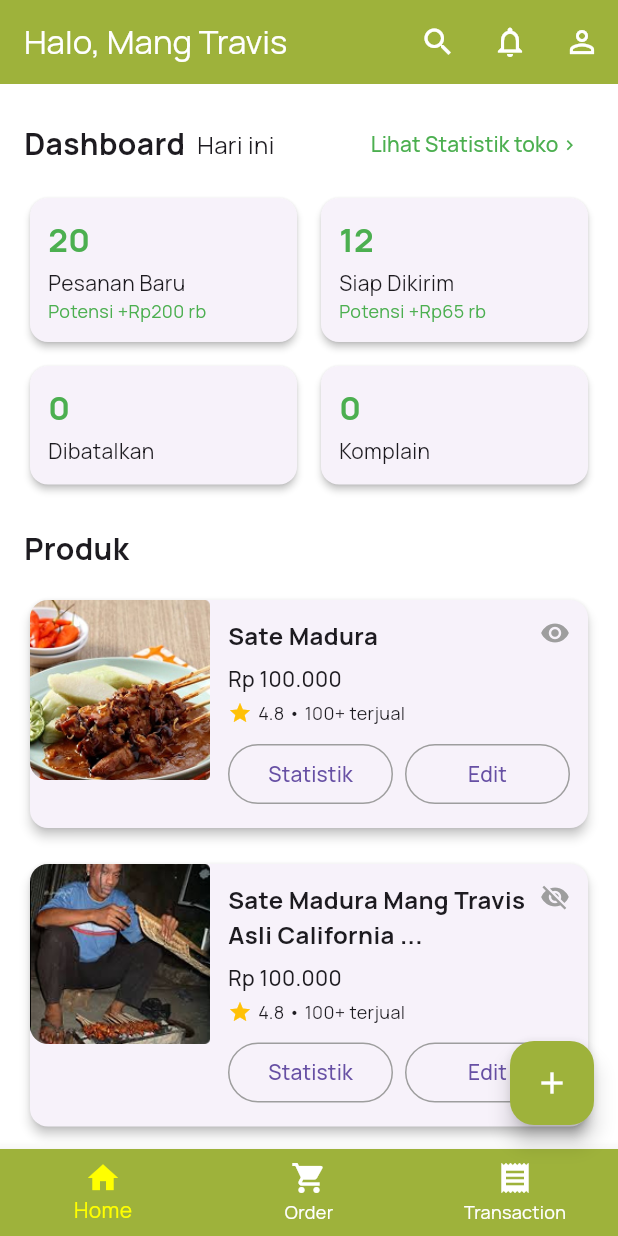
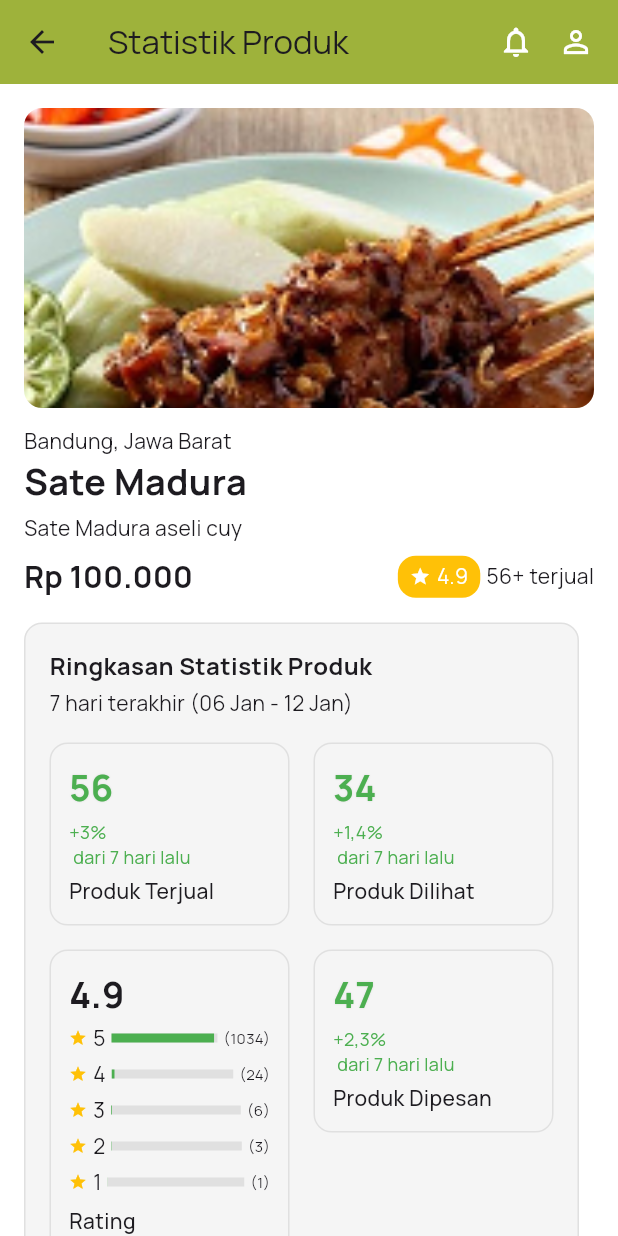
Before and after one commit to carizsm/Nustaka, a Flutter app: the SellerHomepage screen opened directly, after a tap on "Statistik", on a phone screen of 412 x 824 dp. Run offline on Flutter 3.47's test engine with Material 3 defaults, Android fonts, the phone set to English and light mode, and no system bars.

Commit message:
Tambahan Statistik

```diff
--- a/lib/screens/seller_homepage.dart
+++ b/lib/screens/seller_homepage.dart
@@ -3,6 +3,7 @@ import 'seller_order.dart';
 import 'seller_transaction.dart';
 import 'seller_tambah_produk.dart';
 import 'seller_statistik_toko.dart';
+import 'seller_statistik_produk.dart';
 
 class SellerHomepage extends StatefulWidget {
   const SellerHomepage({super.key});
@@ -25,6 +26,7 @@ class _SellerHomepageState extends State<SellerHomepage> {
     return Scaffold(
       backgroundColor: const Color.fromARGB(255, 255, 255, 255),
       appBar: AppBar(
+        automaticallyImplyLeading: false,
         backgroundColor: const Color(0xFF9EB23B),
         elevation: 0,
         title: const Text(
@@ -121,7 +123,7 @@ class SellerHomeContent extends StatelessWidget {
             image: 'assets/images/sate_travis.png', // ganti dengan gambar asli
             name: 'Sate Madura Mang Travis Asli California ...',
             price: 'Rp 100.000',
-            rating: '4.8 • 100+ terjual',
+            rating: '0 • 0 terjual',
             visible: false,
           ),
         ],
@@ -290,7 +292,27 @@ class SellerHomeContent extends StatelessWidget {
                     children: [
                       Expanded(
                         child: OutlinedButton(
-                          onPressed: () {},
+                          onPressed: () {
+                            Navigator.push(
+                              context,
+                              MaterialPageRoute(
+                                builder: (context) => SellerStatistikProduk(
+                                  namaProduk: name,
+                                  lokasi: "Bandung, Jawa Barat",
+                                  deskripsi: visible ? "Sate Madura aseli cuy" : "Mang Travis Jualan Sate cuy!",
+                                  harga: price,
+                                  gambar: image,
+                                  terjual: visible ? 56 : 0,
+                                  dilihat: visible ? 34 : 0,
+                                  dipesan: visible ? 47 : 0,
+                                  rating: visible ? 4.9 : 0.0,
+                                  ulasan: visible
+                                      ? {5: 1034, 4: 24, 3: 6, 2: 3, 1: 1}
+                                      : {5: 0, 4: 0, 3: 0, 2: 0, 1: 0},
+                                ),
+                              ),
+                            );
+                          },
                           style: OutlinedButton.styleFrom(
                             side: const BorderSide(color: Colors.grey),
                           ),
--- /dev/null
+++ b/lib/screens/seller_statistik_produk.dart
@@ -0,0 +1,217 @@
+import 'package:flutter/material.dart';
+
+class SellerStatistikProduk extends StatelessWidget {
+  final String namaProduk;
+  final String lokasi;
+  final String deskripsi;
+  final String harga;
+  final String gambar;
+  final int terjual;
+  final int dilihat;
+  final int dipesan;
+  final double rating;
+  final Map<int, int> ulasan; // bintang -> jumlah
+
+  const SellerStatistikProduk({
+    required this.namaProduk,
+    required this.lokasi,
+    required this.deskripsi,
+    required this.harga,
+    required this.gambar,
+    required this.terjual,
+    required this.dilihat,
+    required this.dipesan,
+    required this.rating,
+    required this.ulasan,
+    super.key,
+  });
+
+  @override
+  Widget build(BuildContext context) {
+    int totalUlasan = ulasan.values.fold(0, (a, b) => a + b);
+
+    return Scaffold(
+      backgroundColor: Colors.white,
+      appBar: AppBar(
+        backgroundColor: const Color(0xFF9EB23B),
+        elevation: 0,
+        title: const Text('Statistik Produk'),
+        leading: IconButton(
+          icon: const Icon(Icons.arrow_back),
+          onPressed: () => Navigator.pop(context),
+        ),
+        actions: const [
+          Icon(Icons.notifications_none, color: Colors.white),
+          SizedBox(width: 16),
+          Icon(Icons.person_outline, color: Colors.white),
+          SizedBox(width: 16),
+        ],
+      ),
+      body: SingleChildScrollView(
+        padding: const EdgeInsets.all(16),
+        child: Column(
+          crossAxisAlignment: CrossAxisAlignment.start,
+          children: [
+            ClipRRect(
+              borderRadius: BorderRadius.circular(12),
+              child: Image.asset(
+                gambar,
+                height: 200,
+                width: double.infinity,
+                fit: BoxFit.cover,
+              ),
+            ),
+            const SizedBox(height: 12),
+            Text(lokasi, style: const TextStyle(fontSize: 14)),
+            Text(namaProduk,
+                style: const TextStyle(fontSize: 24, fontWeight: FontWeight.bold)),
+            const SizedBox(height: 4),
+            Text(deskripsi),
+            const SizedBox(height: 8),
+            Row(
+              children: [
+                Text(
+                  harga,
+                  style: const TextStyle(fontSize: 20, fontWeight: FontWeight.bold),
+                ),
+                const Spacer(),
+                if (rating > 0)
+                  Container(
+                    padding: const EdgeInsets.symmetric(horizontal: 8, vertical: 4),
+                    decoration: BoxDecoration(
+                      color: Colors.amber,
+                      borderRadius: BorderRadius.circular(12),
+                    ),
+                    child: Row(
+                      children: [
+                        const Icon(Icons.star, size: 14, color: Colors.white),
+                        const SizedBox(width: 4),
+                        Text(rating.toStringAsFixed(1),
+                            style: const TextStyle(color: Colors.white)),
+                      ],
+                    ),
+                  ),
+                if (terjual > 0) ...[
+                  const SizedBox(width: 4),
+                  Text("$terjual+ terjual"),
+                ]
+              ],
+            ),
+            const SizedBox(height: 16),
+            _buildStatBox(totalUlasan),
+          ],
+        ),
+      ),
+    );
+  }
+
+  Widget _buildStatBox(int totalUlasan) {
+    return Container(
+      padding: const EdgeInsets.all(16),
+      decoration: BoxDecoration(
+        color: Colors.grey.shade100,
+        borderRadius: BorderRadius.circular(12),
+        border: Border.all(color: Colors.grey.shade300),
+      ),
+      child: Column(
+        crossAxisAlignment: CrossAxisAlignment.start,
+        children: [
+          const Text("Ringkasan Statistik Produk",
+              style: TextStyle(fontSize: 16, fontWeight: FontWeight.bold)),
+          const SizedBox(height: 4),
+          const Text("7 hari terakhir (06 Jan - 12 Jan)"),
+          const SizedBox(height: 16),
+          Wrap(
+            spacing: 16,
+            runSpacing: 16,
+            children: [
+              _buildMiniCard(terjual, "+3%", "Produk Terjual"),
+              _buildMiniCard(dilihat, "+1,4%", "Produk Dilihat"),
+              _buildRatingCard(totalUlasan),
+              _buildMiniCard(dipesan, "+2,3%", "Produk Dipesan"),
+            ],
+          )
+        ],
+      ),
+    );
+  }
+
+  Widget _buildMiniCard(int value, String growth, String label) {
+    return Container(
+      width: 160,
+      padding: const EdgeInsets.all(12),
+      decoration: BoxDecoration(
+        border: Border.all(color: Colors.grey.shade300),
+        borderRadius: BorderRadius.circular(12),
+      ),
+      child: Column(
+        crossAxisAlignment: CrossAxisAlignment.start,
+        children: [
+          Text(
+            value.toString(),
+            style: const TextStyle(
+              fontSize: 24,
+              fontWeight: FontWeight.bold,
+              color: Colors.green,
+              shadows: [Shadow(blurRadius: 1, color: Colors.black12)],
+            ),
+          ),
+          const SizedBox(height: 4),
+          Text(
+            "$growth\n dari 7 hari lalu",
+            style: const TextStyle(fontSize: 12, color: Colors.green),
+          ),
+          const SizedBox(height: 4),
+          Text(label, style: const TextStyle(fontWeight: FontWeight.w500)),
+        ],
+      ),
+    );
+  }
+
+  Widget _buildRatingCard(int totalUlasan) {
+    return Container(
+      width: 160,
+      padding: const EdgeInsets.all(12),
+      decoration: BoxDecoration(
+        border: Border.all(color: Colors.grey.shade300),
+        borderRadius: BorderRadius.circular(12),
+      ),
+      child: Column(
+        crossAxisAlignment: CrossAxisAlignment.start,
+        children: [
+          Text(rating.toStringAsFixed(1),
+              style: const TextStyle(fontSize: 24, fontWeight: FontWeight.bold)),
+          for (int bintang = 5; bintang >= 1; bintang--)
+            _buildRatingRow(bintang, ulasan[bintang] ?? 0, totalUlasan),
+          const SizedBox(height: 4),
+          const Text("Rating", style: TextStyle(fontWeight: FontWeight.w500)),
+        ],
+      ),
+    );
+  }
+
+  Widget _buildRatingRow(int star, int count, int total) {
+    double value = (total == 0) ? 0 : count / total;
+    return Padding(
+      padding: const EdgeInsets.symmetric(vertical: 2),
+      child: Row(
+        children: [
+          const Icon(Icons.star, size: 12, color: Colors.amber),
+          const SizedBox(width: 4),
+          Text("$star"),
+          const SizedBox(width: 4),
+          Expanded(
+            child: LinearProgressIndicator(
+              value: value,
+              backgroundColor: Colors.grey.shade300,
+              color: Colors.green,
+              minHeight: 6,
+            ),
+          ),
+          const SizedBox(width: 4),
+          Text("($count)", style: const TextStyle(fontSize: 10)),
+        ],
+      ),
+    );
+  }
+}
```
